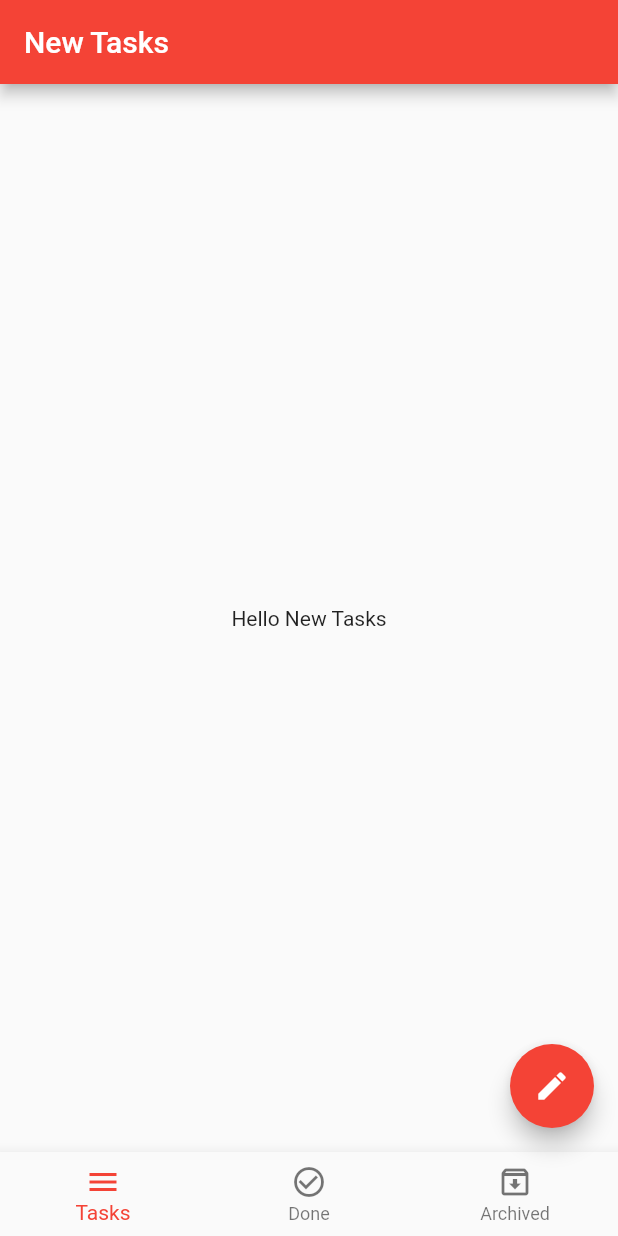
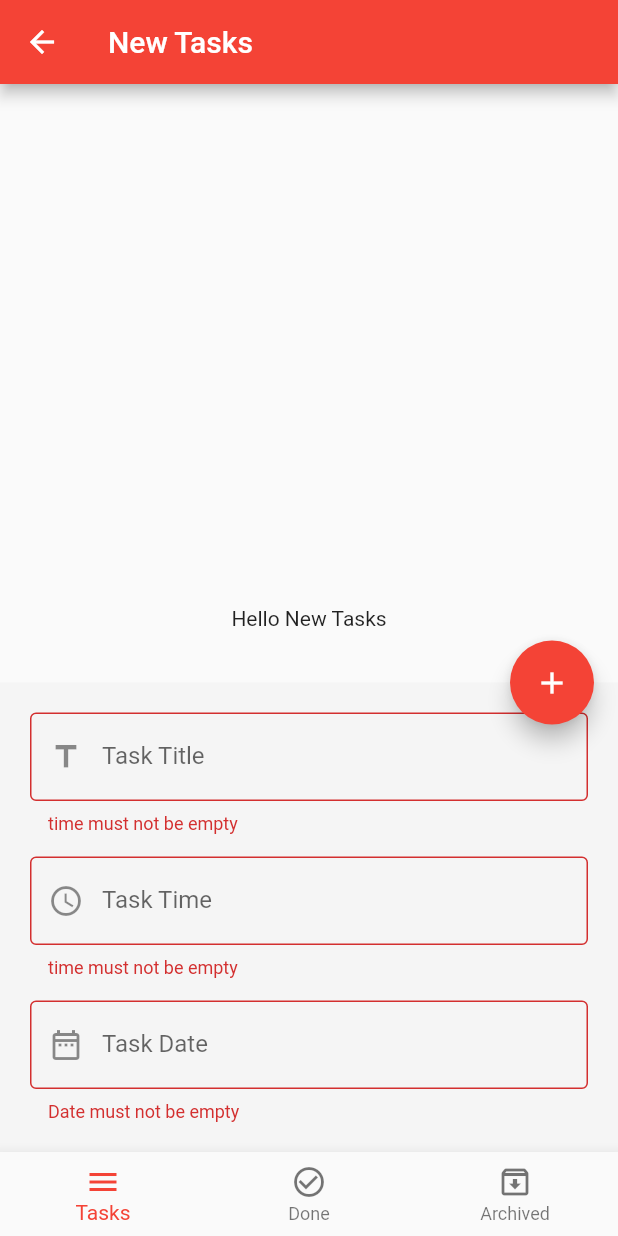
Before and after one commit to ashrafffathalla/sqflite, a Flutter app: the screen it shows after launch, after a tap on the "edit" icon, after a tap on the "add" icon, on a phone screen of 412 x 824 dp. Run offline on Flutter 3.47's test engine with Material 2 defaults, Android fonts, the phone set to English and light mode, and no system bars; our stand-ins replace sqflite; accounts and stored records are empty.

Commit message:
commit all

```diff
--- a/lib/layout/home_layout.dart
+++ b/lib/layout/home_layout.dart
@@ -23,10 +23,17 @@ class _HomeLayoutState extends State<HomeLayout> {
   List<String> titles = ['New Tasks', 'Done Tasks', 'Archive Tasks'];
 
   late Database database;
+
+  //keys
   var scaffoldKey = GlobalKey<ScaffoldState>();
+  var formKey = GlobalKey<FormState>();
+
+  //end keys
   bool isBottomSheetShow = false;
   IconData fabIcon = Icons.edit;
   var titleController = TextEditingController();
+  var timeController = TextEditingController();
+  var dateController = TextEditingController();
 
   @override
   void initState() {
@@ -47,43 +54,98 @@ class _HomeLayoutState extends State<HomeLayout> {
       floatingActionButton: FloatingActionButton(
         onPressed: () {
           //insertToDatabase();
-          if(isBottomSheetShow)
-          {
+          if (isBottomSheetShow) {
+            if (formKey.currentState!.validate()) {
               Navigator.pop(context);
               isBottomSheetShow = false;
               setState(() {
                 fabIcon = Icons.edit;
               });
-          }else{
-            scaffoldKey.currentState!.showBottomSheet(
-                  (context) => Padding(
-                    padding: const EdgeInsets.all(10.0),
+            }
+          } else {
+            scaffoldKey.currentState!.showBottomSheet((context) => Container(
+                  color: Colors.grey[100],
+                  padding: const EdgeInsets.all(20.0),
+                  child: Form(
+                    key: formKey,
                     child: Column(
                       mainAxisSize: MainAxisSize.min,
                       children: [
                         defaultFormField(
                           controller: titleController,
                           type: TextInputType.text,
-                            validate: (value){
-                              if(value!.isNotEmpty)
-                                {
-                                  return 'title must not be empty';
+                          validate: (value) {
+                            if (value!.isEmpty) {
+                              return 'time must not be empty';
                             }
+
                             return null;
                           },
                           label: 'Task Title',
                           prefix: Icons.title,
-                        )
+                        ),
+                        const SizedBox(
+                          height: 15.0,
+                        ),
+                        defaultFormField(
+                          controller: timeController,
+                          type: TextInputType.datetime,
+                          onTab: () {
+                            showTimePicker(
+                              context: context,
+                              initialTime: TimeOfDay.now(),
+                            ).then((value) {
+                              timeController.text =
+                                  value!.format(context).toString();
+                              print(value.format(context));
+                            });
+                          },
+                          validate: (value) {
+                            if (value!.isEmpty) {
+                              return 'time must not be empty';
+                            }
+
+                            return null;
+                          },
+                          label: 'Task Time',
+                          prefix: Icons.watch_later_outlined,
+                        ),
+                        const SizedBox(
+                          height: 15.0,
+                        ),
+                        defaultFormField(
+                          controller: dateController,
+                          type: TextInputType.datetime,
+                          onTab: ()
+                          {
+                            showDatePicker(
+                                context: context,
+                                initialDate: DateTime.now(),
+                                firstDate: DateTime.now(),
+                                lastDate: DateTime.parse('2025-03-02'),
+                            ).then((value) {
+                              print(value.toString());
+                            });
+                          },
+                          validate: (value) {
+                            if (value!.isEmpty) {
+                              return 'Date must not be empty';
+                            }
+
+                            return null;
+                          },
+                          label: 'Task Date',
+                          prefix: Icons.date_range_outlined,
+                        ),
                       ],
                     ),
-                  )
-            );
+                  ),
+                ));
             isBottomSheetShow = true;
             setState(() {
               fabIcon = Icons.add;
             });
           }
-
         },
         child: Icon(fabIcon),
       ),
--- a/lib/shared/components/components.dart
+++ b/lib/shared/components/components.dart
@@ -28,7 +28,6 @@ Widget defaultFormField({
   required String label,
   required IconData prefix,
   final VoidCallback? onTab,
-  Function? onTap,
   final void Function(String)? onChange,
   IconData? suffix,
   final VoidCallback? suffixPressed,
```
Lines whose indentation alone changed are shown as unchanged.
